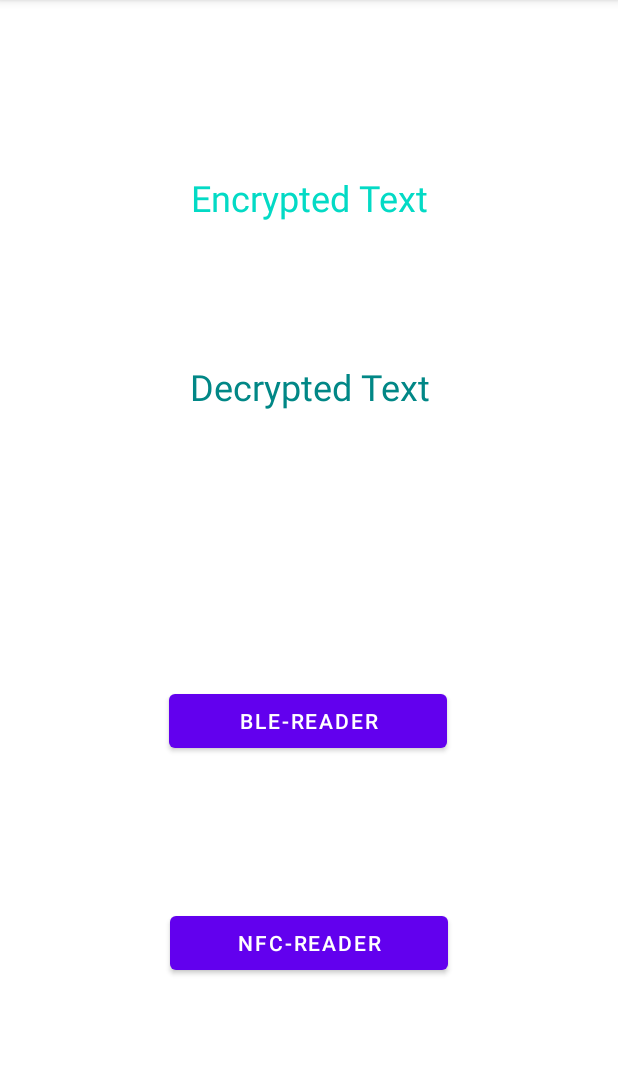
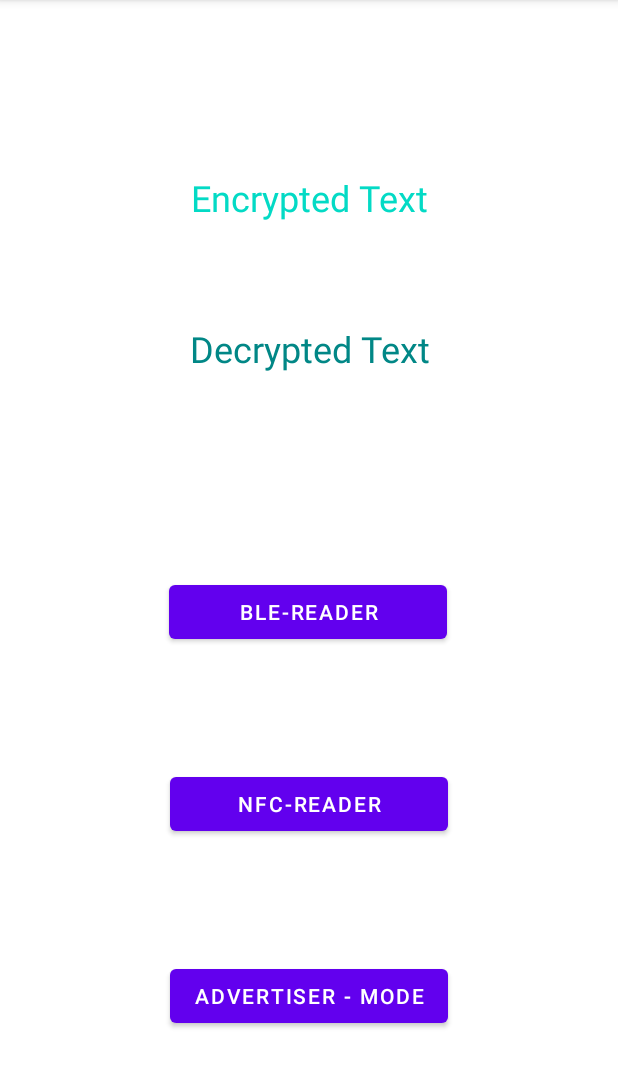
Before and after one commit to Ranawatt/BLE-NFC, an Android app: the ClientActivity screen opened directly, with no data from a screen before it, on a phone screen of 412 x 824 dp, the part 84-1172 px from its top. Run offline under Robolectric (Android 15) with nearby library versions, the phone set to English and light mode, and no system bars.

Commit message:
Remove unused code

```diff
--- a/app/src/main/java/com/example/ble_nfc/client/ClientActivity.java
+++ b/app/src/main/java/com/example/ble_nfc/client/ClientActivity.java
@@ -20,6 +20,7 @@ import android.widget.Toast;
 
 import com.example.ble_nfc.BLE_NFC;
 import com.example.ble_nfc.fragment.ScannerFragment;
+import com.example.ble_nfc.server.ServerActivity;
 import com.example.ble_nfc.util.AES;
 import com.example.ble_nfc.R;
 import com.example.ble_nfc.util.Constant;
@@ -27,7 +28,6 @@ import com.example.ble_nfc.util.Constant;
 public class ClientActivity extends AppCompatActivity implements View.OnClickListener, ScannerFragment.OnReceivedText {
 
     private TextView tvEncrypt, tvDecrypt;
-    private Button btnBle, btnNfc;
     private BluetoothAdapter mBluetoothAdapter;
     private int REQUEST_ENABLE_BT = 1;
 
@@ -39,10 +39,13 @@ public class ClientActivity extends AppCompatActivity implements View.OnClickLis
 
         tvEncrypt = findViewById(R.id.text_encrypted);
         tvDecrypt = findViewById(R.id.text_decrypted);
-        btnBle = findViewById(R.id.btnBle);
-        btnNfc = findViewById(R.id.btnNfc);
-        btnBle.setOnClickListener(this);
-        btnNfc.setOnClickListener(this);
+        initListener();
+    }
+
+    private void initListener() {
+        findViewById(R.id.btnBle).setOnClickListener(this);
+        findViewById(R.id.btnNfc).setOnClickListener(this);
+        findViewById(R.id.btnAdvertise).setOnClickListener(this);
     }
 
     @Override
@@ -79,12 +82,11 @@ public class ClientActivity extends AppCompatActivity implements View.OnClickLis
             tvDecrypt.setText(decryptedString);
         }
         if (v.getId() == R.id.btnNfc){
-            String originalString = tvEncrypt.getText().toString().trim();
-//            String decryptedString = AES.decrypt(originalString, secretKey) ;
-//            tvDecrypt.setText(decryptedString);
             serviceReceiver = new ServiceReceiver();
             registerReceiver(serviceReceiver, new IntentFilter(Constant.ACTION_SERVICE_STATUS));
-
+        }
+        if (v.getId() == R.id.btnAdvertise){
+            startActivity(new Intent(this, ServerActivity.class));
         }
     }
 
@@ -105,6 +107,12 @@ public class ClientActivity extends AppCompatActivity implements View.OnClickLis
             startActivityForResult(enableBtIntent, REQUEST_ENABLE_BT);
         }
     }
+
+    @Override
+    public void onBackPressed() {
+        super.onBackPressed();
+    }
+
     @Override
     protected void onPause() {
         super.onPause();
--- a/app/src/main/res/layout/activity_client.xml
+++ b/app/src/main/res/layout/activity_client.xml
@@ -40,7 +40,7 @@
         android:id="@+id/btnBle"
         android:layout_width="@dimen/dimen_185"
         android:layout_height="wrap_content"
-        android:layout_marginBottom="100dp"
+        android:layout_marginBottom="@dimen/dimen_80"
         android:text="@string/ble_reader"
         app:layout_constraintBottom_toTopOf="@+id/btnNfc"
         app:layout_constraintEnd_toEndOf="parent"
@@ -51,8 +51,18 @@
         android:id="@+id/btnNfc"
         android:layout_width="@dimen/dimen_185"
         android:layout_height="wrap_content"
-        android:layout_marginBottom="@dimen/dimen_115"
+        android:layout_marginBottom="@dimen/dimen_80"
         android:text="@string/nfc_reader"
+        app:layout_constraintBottom_toTopOf="@+id/btnAdvertise"
+        app:layout_constraintEnd_toEndOf="parent"
+        app:layout_constraintStart_toStartOf="parent" />
+
+    <Button
+        android:id="@+id/btnAdvertise"
+        android:layout_width="@dimen/dimen_185"
+        android:layout_height="wrap_content"
+        android:layout_marginBottom="@dimen/dimen_80"
+        android:text="@string/ntn_advertiser"
         app:layout_constraintBottom_toBottomOf="parent"
         app:layout_constraintEnd_toEndOf="parent"
         app:layout_constraintStart_toStartOf="parent" />
--- a/app/src/main/res/layout/activity_server.xml
+++ b/app/src/main/res/layout/activity_server.xml
@@ -25,7 +25,7 @@
         android:layout_width="match_parent"
         android:layout_height="wrap_content"
         android:layout_marginTop="@dimen/dimen_80"
-        android:text="@string/text_encrypted"
+        android:hint="@string/text_encrypted"
         android:textSize="@dimen/text_24"
         android:textColor="@color/teal_700"
         android:inputType="textMultiLine"
--- a/app/src/main/res/values-night/strings.xml
+++ b/app/src/main/res/values-night/strings.xml
@@ -3,4 +3,5 @@
     <string name="ble_not_supported">BLE Not Supported</string>
     <string name="error_bluetooth_not_supported">Bluetooth Not Supported</string>
     <string name="button_scan">SCANNER - MODE</string>
+    <string name="ntn_advertiser">ADVERTISER - MODE</string>
 </resources>
--- a/app/src/main/res/values/strings.xml
+++ b/app/src/main/res/values/strings.xml
@@ -44,4 +44,5 @@
     <string name="start_error_unknown">unknown error</string>
     <string name="advertising_timedout">Advertising stopped due to timeout.</string>
     <string name="button_scan">SCANNER - MODE</string>
+    <string name="ntn_advertiser">ADVERTISER - MODE</string>
 </resources>
```
Also changed, not shown: app/src/main/java/com/example/ble_nfc/server/ServerActivity.java (+12 -18 lines).
